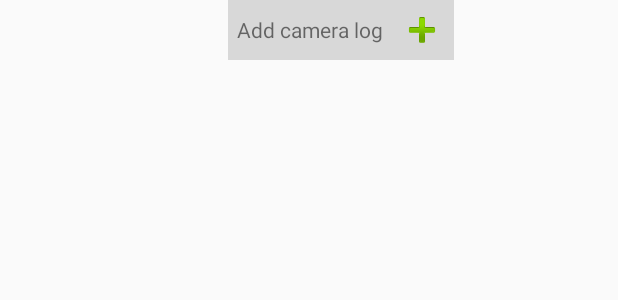
After one commit to IEEEmadC/HealthDiary, an Android app: the layout activity_camera_log.xml on its own in the app's theme, with its tools: preview values and no code run, on a phone screen of 412 x 824 dp. The commit adds this screen. Shown: the top 300 px of the screen. Run offline under Robolectric (Android 15) with nearby library versions, the phone set to English and light mode, and no system bars.

Commit message:
Added Camera Log feature, and record in database

```diff
--- a/Healthdiary/app/build.gradle
+++ b/Healthdiary/app/build.gradle
@@ -26,6 +26,7 @@ dependencies {
     })
     compile 'com.android.support:appcompat-v7:25.2.0'
     compile 'com.android.support:design:25.2.0'
+    compile 'com.squareup.picasso:picasso:2.5.2'
     compile 'com.android.support.constraint:constraint-layout:1.0.2'
     testCompile 'junit:junit:4.12'
 }
--- a/Healthdiary/app/src/main/java/hr/ferit/mdudjak/healthdiary/MainActivity.java
+++ b/Healthdiary/app/src/main/java/hr/ferit/mdudjak/healthdiary/MainActivity.java
@@ -103,6 +103,8 @@ public class MainActivity extends AppCompatActivity implements NavigationView.On
         } else if (id == R.id.nav_TherapyReminder) {
 
         } else if (id == R.id.nav_CameraLog) {
+            intent = new Intent(this, CameraLogsActivity.class);
+            startActivity(intent);
 
         }
 
--- /dev/null
+++ b/Healthdiary/app/src/main/res/layout/activity_camera_log.xml
@@ -0,0 +1,37 @@
+<?xml version="1.0" encoding="utf-8"?>
+<RelativeLayout xmlns:android="http://schemas.android.com/apk/res/android"
+    xmlns:app="http://schemas.android.com/apk/res-auto"
+    xmlns:tools="http://schemas.android.com/tools"
+    android:layout_width="match_parent"
+    android:layout_height="match_parent"
+    tools:context="hr.ferit.mdudjak.healthdiary.CameraLog">
+
+    <TextView
+        android:id="@+id/etAddCameraLog"
+        android:layout_alignParentTop="true"
+        android:layout_width="wrap_content"
+        android:layout_centerHorizontal="true"
+        android:padding="@dimen/buttonPadding"
+        android:layout_height="@dimen/textViewHeight"
+        android:text="@string/AddCameraLog"
+        android:layout_marginLeft="@dimen/sideMarginForLogTextViews"
+        android:gravity="center"
+        android:background="@color/colorForLogInput"
+        />
+
+    <ImageButton
+        android:id="@+id/bAddCameraLog"
+        android:layout_width="wrap_content"
+        android:padding="@dimen/buttonPadding"
+        android:layout_toRightOf="@id/etAddCameraLog"
+        android:layout_height="@dimen/textViewHeight"
+        android:src="@drawable/ic_button_add"
+        android:background="@color/colorForLogInput"/>
+
+<ListView
+    android:id="@+id/lvCameraLogs"
+    android:layout_marginTop="@dimen/topMarginForLogTextViews"
+    android:layout_below="@+id/bAddCameraLog"
+    android:layout_width="match_parent"
+    android:layout_height="wrap_content"></ListView>
+</RelativeLayout>
--- a/Healthdiary/app/src/main/res/values/strings.xml
+++ b/Healthdiary/app/src/main/res/values/strings.xml
@@ -42,4 +42,5 @@
     <string name="BodyLogDialogMessage">Body log is added to history of your body variables logs. Do you want to check it in a log history?</string>
     <string name="AreaLogDialogMessage">Do you want to add selected area to your symptom info?</string>
     <string name="DescriptionLogDialogMessage">Do you want to add selected description to your symptom info?</string>
+    <string name="AddCameraLog">Add camera log</string>
 </resources>
--- /dev/null
+++ b/Healthdiary/app/src/main/res/xml/file_paths.xml
@@ -0,0 +1,4 @@
+<?xml version="1.0" encoding="utf-8"?>
+<paths xmlns:android="http://schemas.android.com/apk/res/android">
+    <external-path name="my_images" path="Android/data/hr.ferit.mdudjak.healthdiary/files/Pictures" />
+</paths>
```
Also changed, not shown: Healthdiary/app/src/main/AndroidManifest.xml (+18 -1 lines), Healthdiary/app/src/main/java/hr/ferit/mdudjak/healthdiary/CameraLog.java (added, +22 -0 lines), Healthdiary/app/src/main/java/hr/ferit/mdudjak/healthdiary/CameraLogsActivity.java (added, +105 -0 lines), Healthdiary/app/src/main/java/hr/ferit/mdudjak/healthdiary/CameraLogsAdapter.java (added, +71 -0 lines), Healthdiary/app/src/main/java/hr/ferit/mdudjak/healthdiary/DBHelper.java (+40 -3 lines), Healthdiary/app/src/main/res/layout/items_camera_logs.xml (added, +22 -0 lines), 1 other file.
